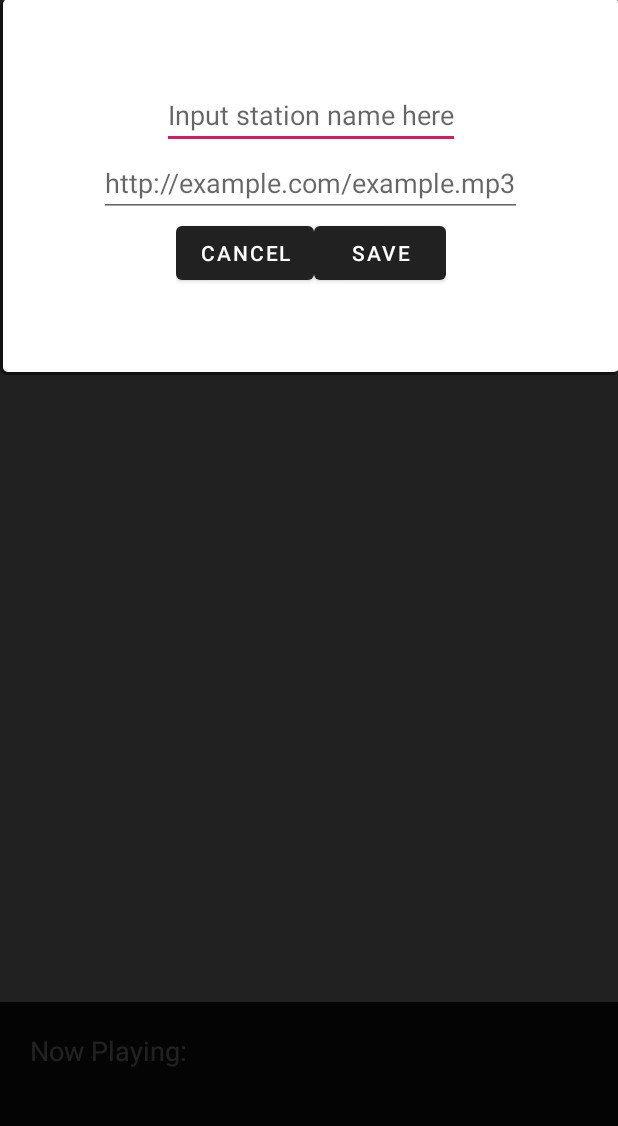
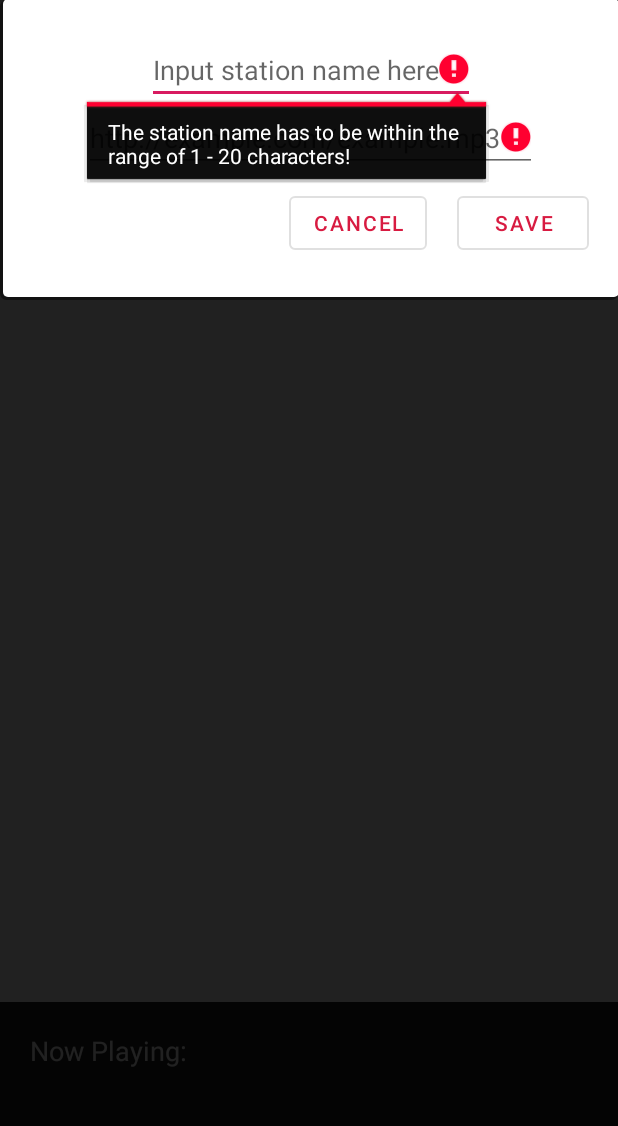
Before and after one commit to hwb15/uRadioApplication, an Android app: the addStationActivity screen opened directly, with no data from a screen before it, on a phone screen of 412 x 824 dp, the part 84-1210 px from its top. Run offline under Robolectric (Android 15) with nearby library versions, the phone set to English and light mode, and no system bars.

Commit message:
Added the following - 16/03/2020:
☑️ Adjusted station list sizing + style changes
☑️ Validation for station name input and station url input
☑️ Changes to button styling

```diff
--- a/app/src/main/java/com/example/uradio/MainActivity.java
+++ b/app/src/main/java/com/example/uradio/MainActivity.java
@@ -121,7 +121,7 @@ public class MainActivity extends AppCompatActivity {
 
 
 
-        final ArrayAdapter stationAdapter = new ArrayAdapter(this, android.R.layout.simple_list_item_1, stations) {
+        final ArrayAdapter stationAdapter = new ArrayAdapter(this, R.layout.simple_list_item_1_radiolist, stations) {
             // Alternating the colour in the List View
             @Override
             public View getView(int position, View convertView, ViewGroup parent) {
--- a/app/src/main/java/com/example/uradio/addStationActivity.java
+++ b/app/src/main/java/com/example/uradio/addStationActivity.java
@@ -6,6 +6,7 @@ import android.text.Editable;
 import android.view.View;
 import android.widget.Button;
 import android.widget.EditText;
+import android.widget.TextView;
 
 import androidx.appcompat.app.ActionBar;
 import androidx.appcompat.app.AppCompatActivity;
@@ -14,6 +15,7 @@ public class addStationActivity extends AppCompatActivity {
 
     String stationurl;
     String stationname;
+    boolean cansave;
 
     @Override
     public void onCreate(Bundle savedInstanceState) {
@@ -28,23 +30,41 @@ public class addStationActivity extends AppCompatActivity {
         // initializing variable;
         stationurl = "default";
         stationname = "default";
+        cansave = false;
 
         // Save button actions
 
         // initializing the view using findViewById
 
-        Button saveStation_btn = (Button) findViewById(R.id.savestation_button);
+        final Button saveStation_btn = (Button) findViewById(R.id.savestation_button);
         Button cancelInput_btn = (Button) findViewById(R.id.cancelstation_button);
 
         final EditText user_station_input = (EditText) findViewById(R.id.radiostation_userinput);
         final EditText user_stationname_input = (EditText) findViewById(R.id.radiostationname_userinput);
 
+
+        // Validation rules for the text fields
+
+        if (user_stationname_input.getText().toString().length() == 0 || user_stationname_input.getText().toString().length() > 20) {
+            user_stationname_input.setError("The station name has to be within the range of 1 - 20 characters!");
+        } else {
+            user_stationname_input.setError(null);
+        }
+
+        String station_url_inputted = user_station_input.getText().toString();
+
+        if (user_station_input.getText().toString().isEmpty() || !user_station_input.getText().toString().startsWith("http://") || !user_station_input.getText().toString().startsWith("https://")) {
+            user_station_input.setError("Enter a valid url, starting with 'http://' or 'https://'!");
+        } else {
+            user_station_input.setError(null);
+
+        }
+
         // Save down the station and return to the main activity -
         // passing the station url that the user inputted
 
         saveStation_btn.setOnClickListener(
-                new View.OnClickListener()
-                {
+                new View.OnClickListener() {
                     @Override
                     public void onClick(View v) {
                             // Saving the http to string to be passed to main activity
@@ -58,6 +78,7 @@ public class addStationActivity extends AppCompatActivity {
                     }
                 }
         );
+
 
         cancelInput_btn.setOnClickListener(
                 new View.OnClickListener() {
--- a/app/src/main/res/layout/add_station_main.xml
+++ b/app/src/main/res/layout/add_station_main.xml
@@ -24,7 +24,7 @@
 
     <LinearLayout
         android:layout_width="match_parent"
-        android:layout_height="250dp"
+        android:layout_height="200dp"
         android:layout_marginTop="?attr/actionBarSize"
         android:background="@drawable/border_shadow"
         android:gravity="center"
@@ -48,20 +48,35 @@
         <LinearLayout
             android:layout_width="wrap_content"
             android:layout_height="wrap_content"
-            android:gravity="center"
-            android:orientation="horizontal">
+            android:layout_gravity="right"
+            android:orientation="horizontal"
+            android:layout_marginTop="10dp">
 
             <Button
                 android:id="@+id/cancelstation_button"
                 android:layout_width="wrap_content"
                 android:layout_height="wrap_content"
-                android:text="@android:string/cancel" />
+                style="?attr/materialButtonOutlinedStyle"
+                android:text="@android:string/cancel"
+                android:textColor="@color/colorSecondaryVariant" />
+
+            <Space
+                android:layout_width="20dp"
+                android:layout_height="1dp"
+                android:layout_weight="1"></Space>
 
             <Button
                 android:id="@+id/savestation_button"
                 android:layout_width="wrap_content"
                 android:layout_height="wrap_content"
-                android:text="Save" />
+                style="?attr/materialButtonOutlinedStyle"
+                android:text="Save"
+                android:textColor="@color/colorSecondaryVariant" />
+
+            <Space
+                android:layout_width="20dp"
+                android:layout_height="1dp"
+                android:layout_weight="1"></Space>
         </LinearLayout>
 
     </LinearLayout>
--- a/app/src/main/res/layout/player_main.xml
+++ b/app/src/main/res/layout/player_main.xml
@@ -17,15 +17,9 @@
             android:id="@+id/stationList"
             android:layout_width="match_parent"
             android:layout_height="wrap_content"
-            android:layout_marginTop="?attr/actionBarSize" />
+            android:layout_marginTop="?attr/actionBarSize"
+            android:layout_weight="1" />
 
-
-        <View
-            android:id="@+id/empty_space"
-            android:layout_width="fill_parent"
-            android:layout_height="0dp"
-            android:layout_weight="1"
-            android:background="@android:color/transparent" />
 
         <RelativeLayout
             android:id="@+id/bottom_player"
@@ -53,7 +47,8 @@
                 android:layout_height="match_parent"
                 android:gravity="center"
                 android:textColor="@color/colorOnPrimary"
-                android:textSize="18sp" />
+                android:textSize="20sp"
+                android:textStyle="bold" />
 
             <ImageButton
                 android:id="@+id/playButton"
--- /dev/null
+++ b/app/src/main/res/layout/simple_list_item_1_radiolist.xml
@@ -0,0 +1,14 @@
+<?xml version="1.0" encoding="utf-8"?>
+
+
+<TextView xmlns:android="http://schemas.android.com/apk/res/android"
+    android:id="@android:id/text1"
+    android:layout_width="match_parent"
+    android:layout_height="wrap_content"
+    android:gravity="center|center_vertical"
+    android:minHeight="@dimen/station_list_view_height"
+    android:paddingStart="?android:attr/listPreferredItemPaddingStart"
+    android:paddingEnd="?android:attr/listPreferredItemPaddingEnd"
+    android:textAppearance="?android:attr/textAppearanceListItemSmall"
+    android:textSize="22sp"
+    android:textStyle="bold" />
--- a/app/src/main/res/values/dimen.xml
+++ b/app/src/main/res/values/dimen.xml
@@ -1,4 +1,4 @@
 <?xml version="1.0" encoding="utf-8"?>
 <resources>
-    <dimen name="station_list_view_height">120dp</dimen>
+    <dimen name="station_list_view_height">80dp</dimen>
 </resources>
```
Lines whose indentation alone changed are shown as unchanged.
